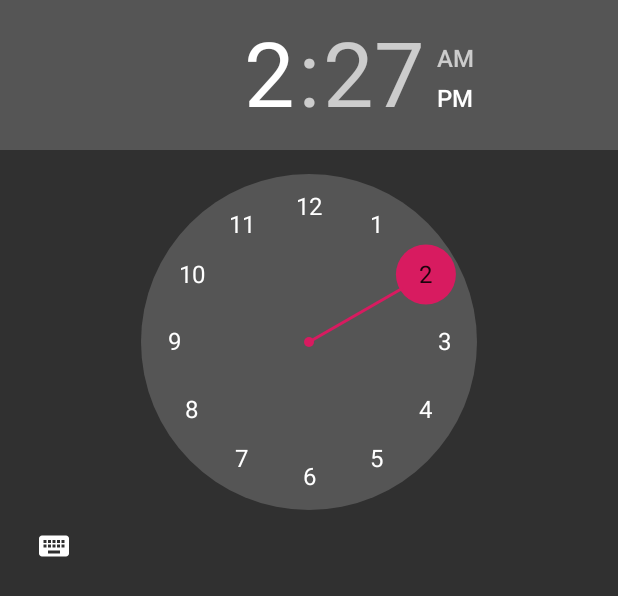
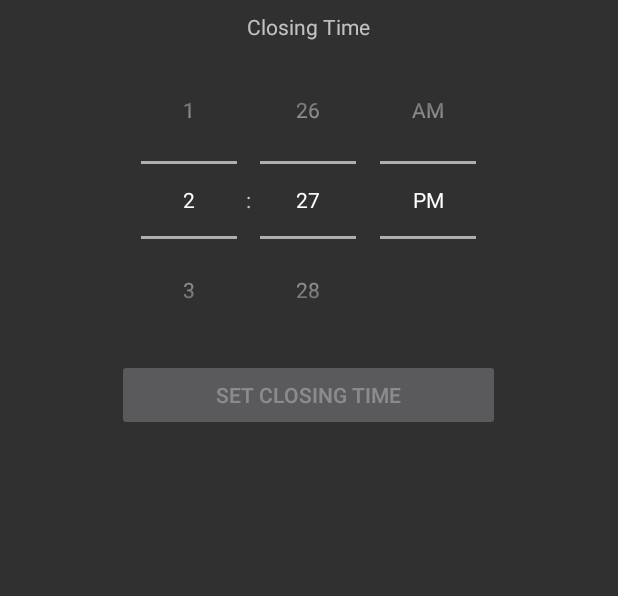
Before and after one commit to Smith-Jake/SafeGarage-Mobile, an Android app: the layout fragment_time.xml on its own in the app's theme, with its tools: preview values and no code run, on a phone screen of 412 x 824 dp. Shown: the top 596 px of the screen. Run offline under Robolectric (Android 15) with nearby library versions, the phone set to English and light mode, and no system bars.

Commit message:
changed the TimeFragment's TimePicker to a Spinner, rather than a Clock, and added a button to confirm the selected closing time

```diff
--- a/SafeGarage_Mobile/app/src/main/java/com/quickreports/safegarage_mobile/BackEnd.java
+++ b/SafeGarage_Mobile/app/src/main/java/com/quickreports/safegarage_mobile/BackEnd.java
@@ -30,5 +30,5 @@ public class BackEnd {
 	public void alarm(){}
 
 	// Sets the automatic closing time of the garage door based on the time that the user picks within the app.
-	public void setClosingTime(){}
+	public void setClosingTime(String closingTime){}
 }
--- a/SafeGarage_Mobile/app/src/main/res/layout/fragment_time.xml
+++ b/SafeGarage_Mobile/app/src/main/res/layout/fragment_time.xml
@@ -5,11 +5,33 @@
     android:layout_height="match_parent"
     tools:context=".fragments.TimeFragment">
 
-    <TimePicker
-        android:id="@+id/time_picker"
-        android:layout_width="match_parent"
-        android:layout_height="match_parent"
-        android:timePickerMode="clock">
-    </TimePicker>
+    <LinearLayout
+        android:layout_width="wrap_content"
+        android:layout_height="wrap_content"
+        android:layout_gravity="center_horizontal"
+        android:layout_marginTop="8dp"
+        android:orientation="vertical">
+
+        <TextView
+            android:id="@+id/closingTimeTextView"
+            android:layout_width="match_parent"
+            android:layout_height="wrap_content"
+            android:gravity="center_horizontal"
+            android:text="@string/closing_time" />
+
+        <TimePicker
+            android:id="@+id/closingTimePicker"
+            android:layout_width="match_parent"
+            android:layout_height="match_parent"
+            android:timePickerMode="spinner" />
+
+        <Button
+            android:id="@+id/closingTimeButton"
+            android:layout_width="match_parent"
+            android:layout_height="wrap_content"
+            android:enabled="false"
+            android:text="@string/set_closing_time" />
+    </LinearLayout>
+
 
 </ScrollView>
--- a/SafeGarage_Mobile/app/src/main/res/values/strings.xml
+++ b/SafeGarage_Mobile/app/src/main/res/values/strings.xml
@@ -10,6 +10,7 @@
     <string name="temp_label">Temperature:</string>
     <string name="paired">Paired</string>
     <string name="unpaired">Unpaired</string>
-    <string name="smoke_alarm_procedure">Smoke Directions:\n&#8226; If there is a fire, evacuate the building and call the fire department.\n&#8226; If there is not fire, open the doors and windows.</string>
+    <string name="smoke_alarm_procedure">Smoke Directions:\n&#8226; If there is a fire, evacuate the building and call the fire department.\n&#8226; If there is not a fire, open the doors and windows.</string>
     <string name="co_alarm_procedure">CO Directions:\n1. DO NOT ENTER GARAGE\n2. Evacuate the building\n3. Move to fresh air\n4. Call the fire department</string>
+    <string name="closing_time">Closing Time</string>
 </resources>
```
Also changed, not shown: SafeGarage_Mobile/app/src/main/java/com/quickreports/safegarage_mobile/MainActivity.java (+9 -0 lines), SafeGarage_Mobile/app/src/main/java/com/quickreports/safegarage_mobile/Utility.java (added, +25 -0 lines), SafeGarage_Mobile/app/src/main/java/com/quickreports/safegarage_mobile/fragments/TimeFragment.java (+47 -1 lines).
